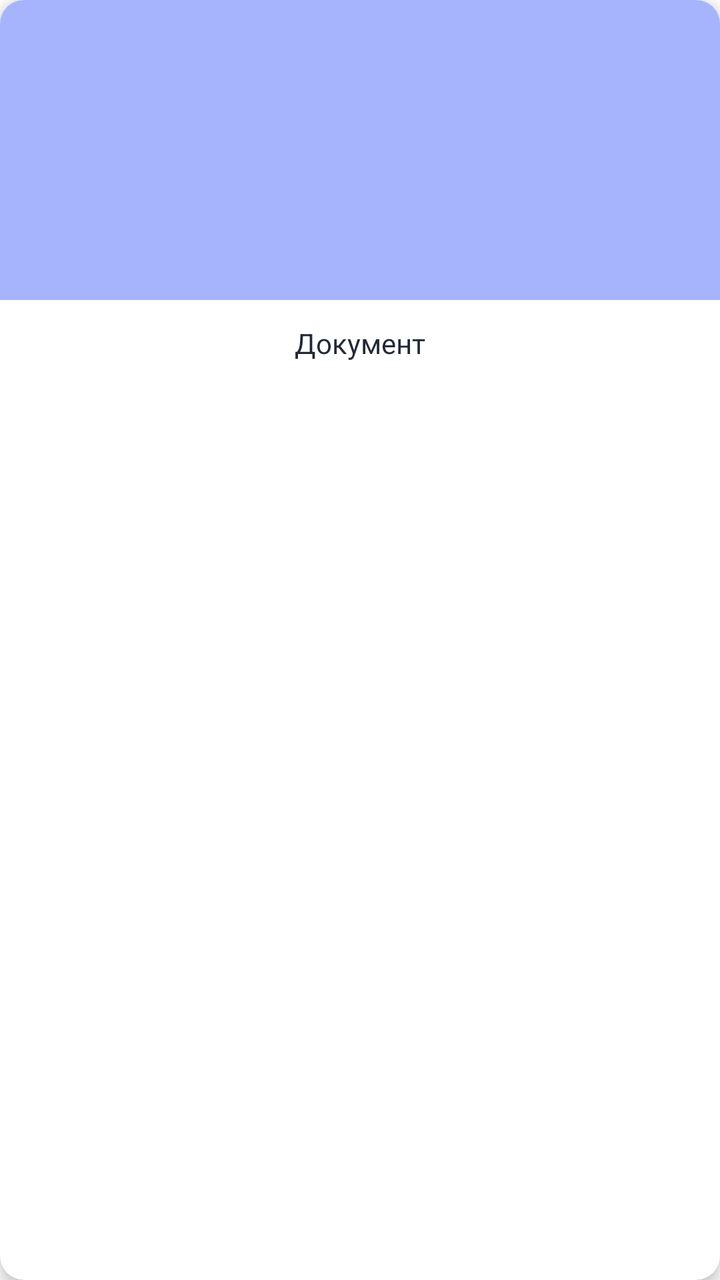
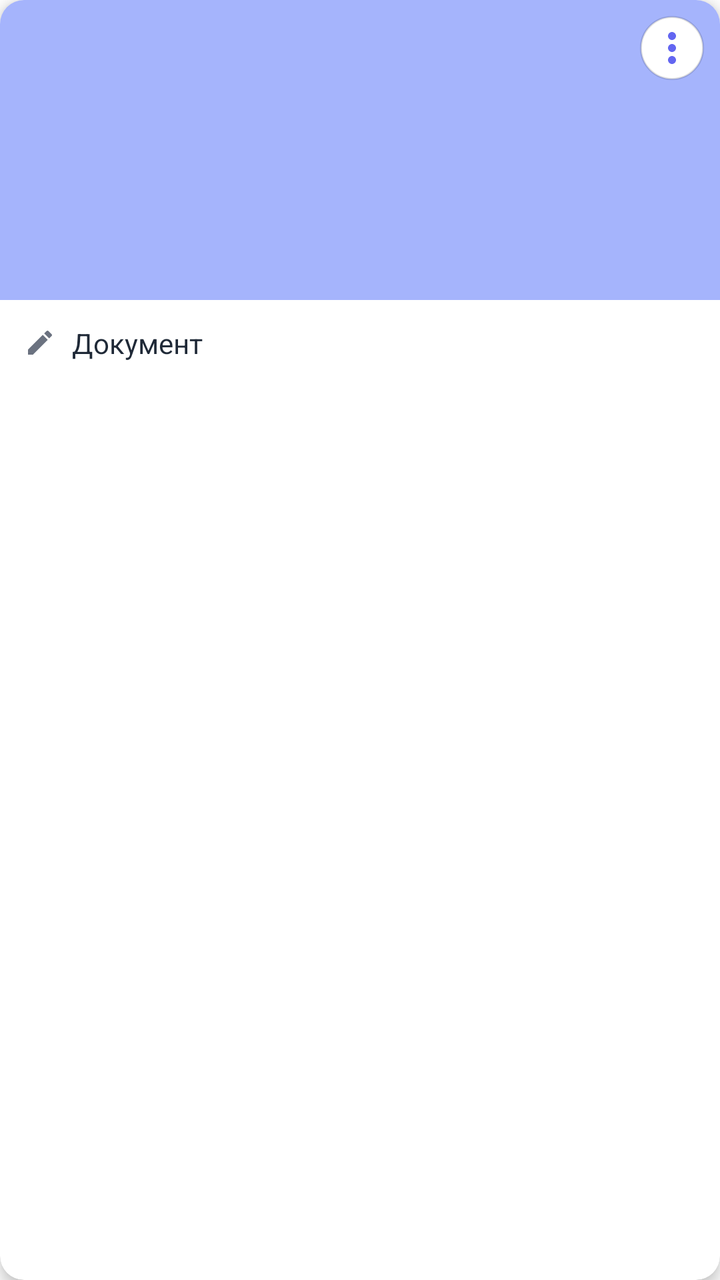

Two renders of the same Android screen: before a commit and after it. Below are the layout's source before the change and the commit's diff.
<!-- AndroidManifest.xml: application theme Theme.GlucoseTracker -->
<!-- res/layout/item_gallery.xml -->
<?xml version="1.0" encoding="utf-8"?>
<com.google.android.material.card.MaterialCardView xmlns:android="http://schemas.android.com/apk/res/android"
    xmlns:app="http://schemas.android.com/apk/res-auto"
    android:layout_width="match_parent"
    android:layout_height="wrap_content"
    app:cardCornerRadius="12dp"
    app:cardElevation="4dp"
    android:layout_margin="8dp">

    <LinearLayout
        android:layout_width="match_parent"
        android:layout_height="wrap_content"
        android:orientation="vertical">

        <ImageView
            android:id="@+id/ivThumbnail"
            android:layout_width="match_parent"
            android:layout_height="150dp"
            android:scaleType="centerCrop"
            android:background="@color/primary_light" />

        <TextView
            android:id="@+id/tvFileName"
            android:layout_width="match_parent"
            android:layout_height="wrap_content"
            android:text="Документ"
            android:textSize="14sp"
            android:textColor="@color/text_primary"
            android:gravity="center"
            android:padding="12dp" />

    </LinearLayout>

</com.google.android.material.card.MaterialCardView>
<!-- resources referenced by this layout -->
<resources>
  <color name="primary_light">#A5B4FC</color>
  <color name="text_primary">#1F2937</color>
  <style name="Theme.GlucoseTracker" parent="Theme.MaterialComponents.Light.NoActionBar">
          <item name="colorPrimary">@color/primary_color</item>
          <item name="colorPrimaryDark">@color/primary_dark</item>
          <item name="colorAccent">@color/secondary_color</item>
          <item name="android:statusBarColor">@color/primary_dark</item>
      </style>
  <color name="primary_color">#6366F1</color>
  <color name="primary_dark">#4338CA</color>
  <color name="secondary_color">#10B981</color>
</resources>

<!-- the commit's change to res/layout/item_gallery.xml (unified diff, before → after) -->
@@ -12,22 +12,65 @@
         android:layout_height="wrap_content"
         android:orientation="vertical">
 
-        <ImageView
-            android:id="@+id/ivThumbnail"
+        
+        <RelativeLayout
             android:layout_width="match_parent"
-            android:layout_height="150dp"
-            android:scaleType="centerCrop"
-            android:background="@color/primary_light" />
+            android:layout_height="150dp">
 
-        <TextView
-            android:id="@+id/tvFileName"
+            <ImageView
+                android:id="@+id/ivThumbnail"
+                android:layout_width="match_parent"
+                android:layout_height="match_parent"
+                android:scaleType="centerCrop"
+                android:background="@color/primary_light"
+                android:clickable="true"
+                android:focusable="true" />
+
+            
+            <ImageButton
+                android:id="@+id/btnOptions"
+                android:layout_width="32dp"
+                android:layout_height="32dp"
+                android:layout_alignParentEnd="true"
+                android:layout_alignParentTop="true"
+                android:layout_margin="8dp"
+                android:background="@drawable/circle_background"
+                android:src="@drawable/ic_more_vert"
+                android:scaleType="center"
+                android:contentDescription="Опции" />
+
+        </RelativeLayout>
+
+        
+        <LinearLayout
             android:layout_width="match_parent"
             android:layout_height="wrap_content"
-            android:text="Документ"
-            android:textSize="14sp"
-            android:textColor="@color/text_primary"
-            android:gravity="center"
-            android:padding="12dp" />
+            android:orientation="horizontal"
+            android:padding="12dp"
+            android:gravity="center_vertical"
+            android:background="?selectableItemBackground"
+            android:clickable="true"
+            android:focusable="true">
+
+            <ImageView
+                android:layout_width="16dp"
+                android:layout_height="16dp"
+                android:src="@drawable/ic_edit"
+                android:layout_marginEnd="8dp"
+                app:tint="@color/text_secondary" />
+
+            <TextView
+                android:id="@+id/tvFileName"
+                android:layout_width="0dp"
+                android:layout_height="wrap_content"
+                android:layout_weight="1"
+                android:text="Документ"
+                android:textSize="14sp"
+                android:textColor="@color/text_primary"
+                android:maxLines="1"
+                android:ellipsize="end" />
+
+        </LinearLayout>
 
     </LinearLayout>
 
<!-- resource entries referenced after the edit -->
@@ -2,6 +2,36 @@
 <resources>
   <color name="primary_light">#A5B4FC</color>
   <color name="text_primary">#1F2937</color>
+  <color name="text_secondary">#6B7280</color>
+  <!-- drawable circle_background (drawable) -->
+  <?xml version="1.0" encoding="utf-8"?>
+  <shape xmlns:android="http://schemas.android.com/apk/res/android"
+      android:shape="oval">
+      <solid android:color="@android:color/white" />
+      <stroke
+          android:width="1dp"
+          android:color="#22000000" />
+  </shape>
+  <!-- drawable ic_edit (drawable) -->
+  <vector xmlns:android="http://schemas.android.com/apk/res/android"
+      android:width="24dp"
+      android:height="24dp"
+      android:viewportWidth="24"
+      android:viewportHeight="24">
+    <path
+        android:fillColor="@color/text_secondary"
+        android:pathData="M20.71,7.04c0.39,-0.39 0.39,-1.04 0,-1.41l-2.34,-2.34c-0.37,-0.39 -1.02,-0.39 -1.41,0l-1.84,1.83l3.75,3.75M3,17.25L3,21h3.75L17.81,9.93l-3.75,-3.75L3,17.25z"/>
+  </vector>
+  <!-- drawable ic_more_vert (drawable) -->
+  <vector xmlns:android="http://schemas.android.com/apk/res/android"
+      android:width="24dp"
+      android:height="24dp"
+      android:viewportWidth="24"
+      android:viewportHeight="24">
+    <path
+        android:fillColor="@color/primary_color"
+        android:pathData="M12,8c1.1,0 2,-0.9 2,-2s-0.9,-2 -2,-2s-2,0.9 -2,2s0.9,2 2,2zM12,10c-1.1,0 -2,0.9 -2,2s0.9,2 2,2s2,-0.9 2,-2s-0.9,-2 -2,-2zM12,16c-1.1,0 -2,0.9 -2,2s0.9,2 2,2s2,-0.9 2,-2s-0.9,-2 -2,-2z"/>
+  </vector>
   <style name="Theme.GlucoseTracker" parent="Theme.MaterialComponents.Light.NoActionBar">
           <item name="colorPrimary">@color/primary_color</item>
           <item name="colorPrimaryDark">@color/primary_dark</item>
